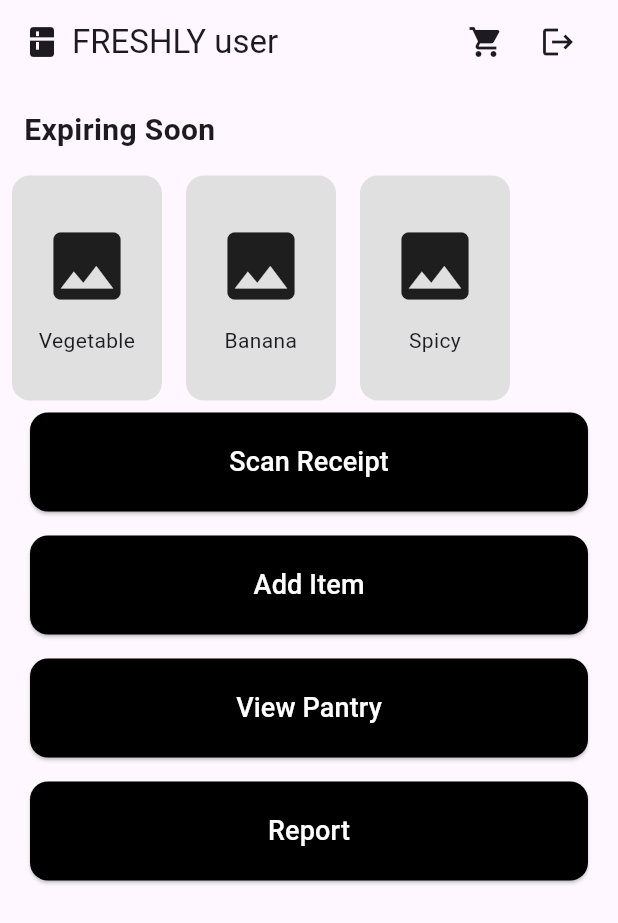
After one commit to AkiAndrew/freshly, a Flutter app: the UserHomeScreen screen opened by its route, on a phone screen of 412 x 824 dp. The commit adds this screen. Shown: the top 923 px of the screen. Run offline on Flutter 3.47's test engine with Material 3 defaults, Android fonts, the phone set to English and light mode, and no system bars; our stand-ins replace cloud_firestore, firebase_auth, firebase_core, image_picker, permission_handler; missing offline and left inert: google_mlkit_image_labeling, mobile_scanner; accounts and stored records are empty.

Commit message:
full login register updated

```diff
--- a/lib/login_screen.dart
+++ b/lib/login_screen.dart
@@ -1,13 +1,38 @@
 import 'package:flutter/material.dart';
+import 'package:firebase_core/firebase_core.dart';
 import 'package:firebase_auth/firebase_auth.dart';
 import 'package:cloud_firestore/cloud_firestore.dart';
+import 'user_home_screen.dart';
+import 'admin_home_screen.dart';
+
+
+void main() async {
+  WidgetsFlutterBinding.ensureInitialized();
+  await Firebase.initializeApp(); // Make sure Firebase is initialized
+  runApp(MyApp());
+}
+
+class MyApp extends StatelessWidget {
+  @override
+  Widget build(BuildContext context) {
+    return MaterialApp(
+      title: 'Role Based Auth',
+      initialRoute: '/login',
+      routes: {
+        '/login': (ctx) => LoginScreen(),
+        '/admin_home_screen': (ctx) => AdminHomeScreen(),
+        '/user_home_screen': (ctx) => UserHomeScreen(),
+      },
+    );
+  }
+}
+
+enum AuthMode { login, register }
 
 class LoginScreen extends StatefulWidget {
   @override
   _LoginScreenState createState() => _LoginScreenState();
 }
-
-enum AuthMode { login, register }
 
 class _LoginScreenState extends State<LoginScreen> {
   final _auth = FirebaseAuth.instance;
@@ -20,7 +45,6 @@ class _LoginScreenState extends State<LoginScreen> {
   bool _isLoading = false;
   String? _errorMessage;
 
-  // Role selection - default to 'user'
   String _selectedRole = 'user';
   final List<String> _roles = ['user', 'admin'];
 
@@ -36,35 +60,60 @@ class _LoginScreenState extends State<LoginScreen> {
 
     try {
       if (_authMode == AuthMode.login) {
-        await _auth.signInWithEmailAndPassword(email: _email, password: _password);
+        UserCredential userCredential = await _auth.signInWithEmailAndPassword(
+          email: _email,
+          password: _password,
+        );
+
+        await _redirectBasedOnRole(userCredential.user!.uid);
       } else {
-        // Register new user
         UserCredential userCredential = await _auth.createUserWithEmailAndPassword(
           email: _email,
           password: _password,
         );
 
-        // Save role info to Firestore
+        // Save user role in Firestore
         await _firestore.collection('users').doc(userCredential.user!.uid).set({
+          'uid': userCredential.user!.uid,
           'email': _email,
           'role': _selectedRole,
           'createdAt': FieldValue.serverTimestamp(),
         });
+
+        await _redirectBasedOnRole(userCredential.user!.uid);
       }
-      Navigator.of(context).pop(); // Go back on success
     } on FirebaseAuthException catch (e) {
       setState(() {
         _errorMessage = e.message;
       });
     } catch (e) {
       setState(() {
-        _errorMessage = "An error occurred. Please try again.";
+        _errorMessage = 'An error occurred. Please try again.';
       });
     }
 
     setState(() {
       _isLoading = false;
     });
+  }
+
+  Future<void> _redirectBasedOnRole(String uid) async {
+    try {
+      DocumentSnapshot userDoc = await _firestore.collection('users').doc(uid).get();
+
+      if (userDoc.exists) {
+        final role = userDoc.get('role') as String?;
+        if (role == 'admin') {
+          Navigator.of(context).pushReplacementNamed('/admin_home_screen');
+        } else {
+          Navigator.of(context).pushReplacementNamed('/user_home_screen');
+        }
+      } else {
+        Navigator.of(context).pushReplacementNamed('/user_home_screen');
+      }
+    } catch (e) {
+      Navigator.of(context).pushReplacementNamed('/user_home_screen');
+    }
   }
 
   void _switchAuthMode() {
@@ -77,7 +126,9 @@ class _LoginScreenState extends State<LoginScreen> {
   @override
   Widget build(BuildContext context) {
     return Scaffold(
-      appBar: AppBar(title: Text(_authMode == AuthMode.login ? 'Login' : 'Register')),
+      appBar: AppBar(
+        title: Text(_authMode == AuthMode.login ? 'Login' : 'Register'),
+      ),
       body: Padding(
         padding: const EdgeInsets.all(16),
         child: Form(
@@ -87,9 +138,9 @@ class _LoginScreenState extends State<LoginScreen> {
               children: [
                 if (_errorMessage != null)
                   Container(
-                    color: Colors.red[100],
                     padding: EdgeInsets.all(8),
                     margin: EdgeInsets.only(bottom: 10),
+                    color: Colors.red[100],
                     child: Text(_errorMessage!, style: TextStyle(color: Colors.red)),
                   ),
                 TextFormField(
@@ -115,7 +166,6 @@ class _LoginScreenState extends State<LoginScreen> {
                   onSaved: (value) => _password = value!.trim(),
                 ),
 
-                // Show role dropdown ONLY when registering
                 if (_authMode == AuthMode.register) ...[
                   SizedBox(height: 20),
                   DropdownButtonFormField<String>(
--- /dev/null
+++ b/lib/user_home_screen.dart
@@ -0,0 +1,110 @@
+import 'package:flutter/material.dart';
+import 'package:firebase_core/firebase_core.dart'; // Firebase Core
+import 'scanner_screen.dart';
+import 'inventory_screen.dart';
+import 'expiry_tracker_screen.dart';
+import 'waste_reduction_screen.dart';
+import 'recommendations_screen.dart';
+import 'item_screen.dart';
+import 'login_screen.dart'; // import the login screen
+import 'package:firebase_auth/firebase_auth.dart';
+
+
+
+class UserHomeScreen extends StatelessWidget {
+  final List<Map<String, dynamic>> _pages = [
+    {'title': 'Scan Receipt', 'route': '/scanner'},
+    {'title': 'Add Item', 'route': '/inventory'},
+    {'title': 'View Pantry', 'route': '/inventory'},
+    {'title': 'Report', 'route': '/waste'},
+
+  ];
+
+  final List<Map<String, String>> expiringSoonItems = [
+    {'name': 'Vegetable', 'image': ''},
+    {'name': 'Banana', 'image': ''},
+    {'name': 'Spicy', 'image': ''},
+  ];
+
+  @override
+  Widget build(BuildContext context) {
+    return Scaffold(
+      appBar: AppBar(
+        automaticallyImplyLeading: false,
+        title: Row(
+          mainAxisAlignment: MainAxisAlignment.spaceBetween,
+          children: [
+            Row(children: [Icon(Icons.kitchen), SizedBox(width: 8), Text('FRESHLY user')]),
+            Row(
+              children: [
+                IconButton(
+                  icon: Icon(Icons.shopping_cart),
+                  onPressed: () => Navigator.pushNamed(context, '/item'),
+                ),
+                IconButton(
+                  icon: Icon(Icons.logout),
+                  onPressed: () async {
+                    await FirebaseAuth.instance.signOut();
+                    Navigator.pushReplacementNamed(context, '/login');
+                  },
+                ),
+              ],
+            )
+          ],
+        ),
+      ),
+      body: Column(
+        crossAxisAlignment: CrossAxisAlignment.start,
+        children: [
+          Padding(
+            padding: const EdgeInsets.all(16.0),
+            child: Text('Expiring Soon', style: TextStyle(fontSize: 20, fontWeight: FontWeight.bold)),
+          ),
+          SizedBox(
+            height: 150,
+            child: ListView.builder(
+              scrollDirection: Axis.horizontal,
+              itemCount: expiringSoonItems.length,
+              itemBuilder: (context, index) {
+                final item = expiringSoonItems[index];
+                return Container(
+                  width: 100,
+                  margin: EdgeInsets.symmetric(horizontal: 8),
+                  decoration: BoxDecoration(
+                    color: Colors.grey[300],
+                    borderRadius: BorderRadius.circular(12),
+                  ),
+                  child: Column(
+                    mainAxisAlignment: MainAxisAlignment.center,
+                    children: [
+                      Icon(Icons.image, size: 60),
+                      SizedBox(height: 10),
+                      Text(item['name']!, textAlign: TextAlign.center),
+                    ],
+                  ),
+                );
+              },
+            ),
+          ),
+          Expanded(
+            child: ListView.builder(
+              itemCount: _pages.length,
+              itemBuilder: (context, index) => Padding(
+                padding: const EdgeInsets.symmetric(horizontal: 20, vertical: 8),
+                child: ElevatedButton(
+                  style: ElevatedButton.styleFrom(
+                    padding: EdgeInsets.symmetric(vertical: 20),
+                    shape: RoundedRectangleBorder(borderRadius: BorderRadius.circular(12)),
+                    backgroundColor: Colors.black,
+                  ),
+                  child: Text(_pages[index]['title'], style: TextStyle(fontSize: 18, color: Colors.white)),
+                  onPressed: () => Navigator.pushNamed(context, _pages[index]['route']),
+                ),
+              ),
+            ),
+          ),
+        ],
+      ),
+    );
+  }
+}
```
Also changed, not shown: lib/admin_home_screen.dart (added, +112 -0 lines), lib/database_screen.dart (added, +11 -0 lines), lib/home_screen.dart (added, +104 -0 lines), lib/main.dart (+10 -94 lines).
